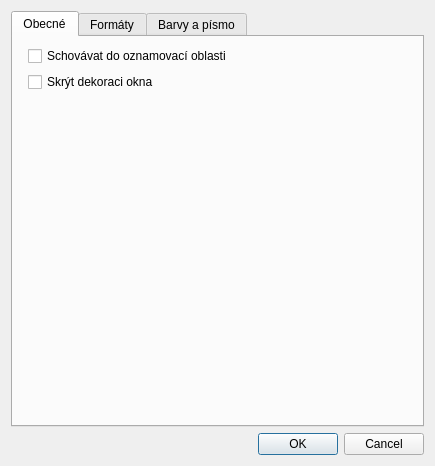
First picture: the form in settings.ui, repository Curtis-Ray/todo, before the edit.
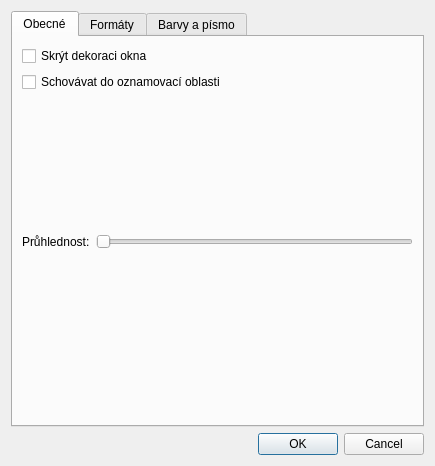
Second picture: the form after the edit.

Commit message: Window opacity and reduction repeatitious code.

Diff of the .ui file:
```diff
--- a/settings.ui
+++ b/settings.ui
@@ -26,20 +26,44 @@
       <layout class="QGridLayout" name="generalGridLayout">
        <item row="0" column="0">
         <layout class="QFormLayout" name="generalLayout">
-         <item row="1" column="1">
-          <widget class="QCheckBox" name="trayCheckBox">
-           <property name="text">
-            <string>Schovávat do oznamovací oblasti</string>
-           </property>
-          </widget>
-         </item>
-         <item row="2" column="1">
+         <property name="labelAlignment">
+          <set>Qt::AlignLeading|Qt::AlignLeft|Qt::AlignVCenter</set>
+         </property>
+         <item row="0" column="0">
           <widget class="QCheckBox" name="decorationCheckBox">
            <property name="text">
             <string>Skrýt dekoraci okna</string>
            </property>
           </widget>
          </item>
+         <item row="1" column="0">
+          <widget class="QCheckBox" name="trayCheckBox">
+           <property name="text">
+            <string>Schovávat do oznamovací oblasti</string>
+           </property>
+          </widget>
+         </item>
+        </layout>
+       </item>
+       <item row="1" column="0">
+        <layout class="QFormLayout" name="formLayout_2">
+         <item row="0" column="0">
+          <widget class="QLabel" name="opacityLabel">
+           <property name="text">
+            <string>Průhlednost:</string>
+           </property>
+          </widget>
+         </item>
+         <item row="0" column="1">
+          <widget class="QSlider" name="opacitySlider">
+           <property name="maximum">
+            <number>100</number>
+           </property>
+           <property name="orientation">
+            <enum>Qt::Horizontal</enum>
+           </property>
+          </widget>
+         </item>
         </layout>
        </item>
       </layout>
```
Left out of the diff: 22 changed lines with no effect on the pictures. The commit also changes 1 other file.
